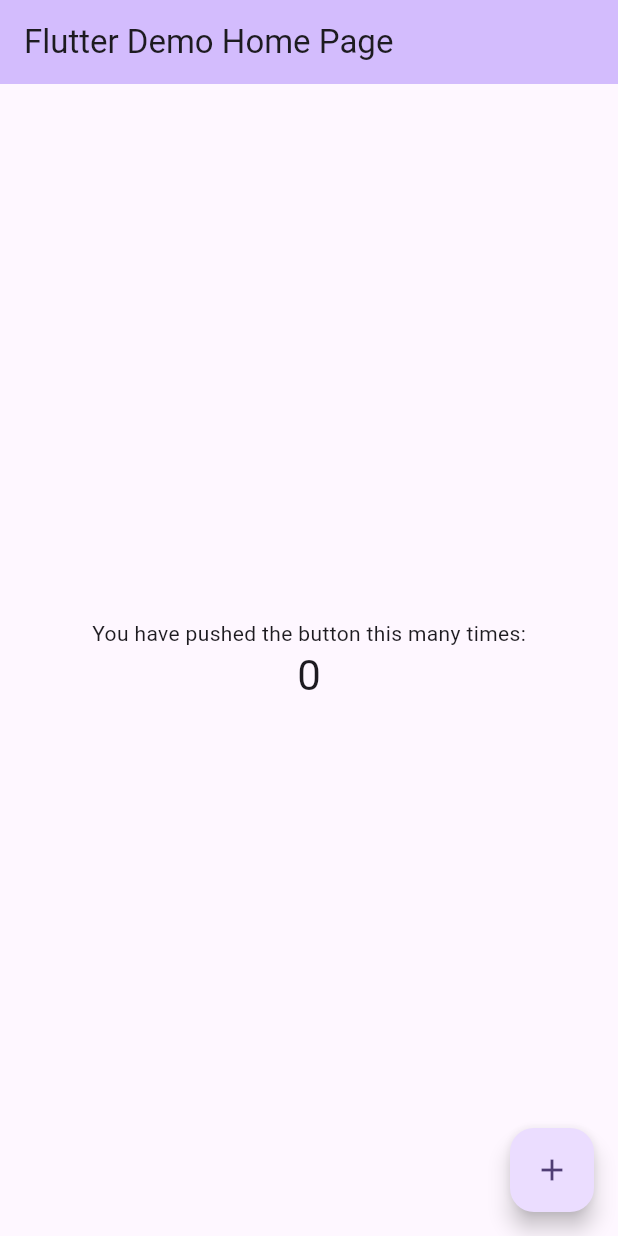
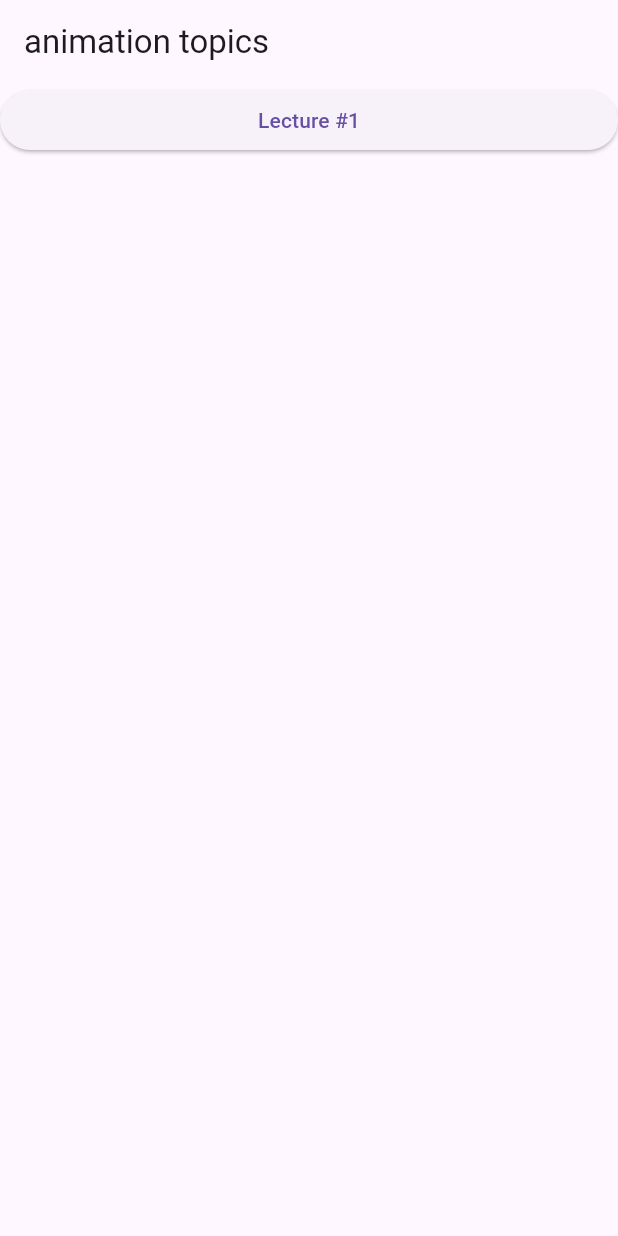
Before and after one commit to salahsaleh1015/Flutter-Animation, a Flutter app: the screen it shows after launch, on a phone screen of 412 x 824 dp. Run offline on Flutter 3.47's test engine with Material 3 defaults, Android fonts, the phone set to English and light mode, and no system bars.

Commit message:
prepare the project

```diff
--- a/lib/main.dart
+++ b/lib/main.dart
@@ -1,4 +1,5 @@
 import 'package:flutter/material.dart';
+import 'package:flutter_animation/test_page.dart';
 
 void main() {
   runApp(const MyApp());
@@ -7,119 +8,34 @@ void main() {
 class MyApp extends StatelessWidget {
   const MyApp({super.key});
 
-  // This widget is the root of your application.
   @override
   Widget build(BuildContext context) {
-    return MaterialApp(
-      title: 'Flutter Demo',
-      theme: ThemeData(
-        // This is the theme of your application.
-        //
-        // TRY THIS: Try running your application with "flutter run". You'll see
-        // the application has a purple toolbar. Then, without quitting the app,
-        // try changing the seedColor in the colorScheme below to Colors.green
-        // and then invoke "hot reload" (save your changes or press the "hot
-        // reload" button in a Flutter-supported IDE, or press "r" if you used
-        // the command line to start the app).
-        //
-        // Notice that the counter didn't reset back to zero; the application
-        // state is not lost during the reload. To reset the state, use hot
-        // restart instead.
-        //
-        // This works for code too, not just values: Most code changes can be
-        // tested with just a hot reload.
-        colorScheme: ColorScheme.fromSeed(seedColor: Colors.deepPurple),
-        useMaterial3: true,
-      ),
-      home: const MyHomePage(title: 'Flutter Demo Home Page'),
+    return const MaterialApp(
+      title: "flutter animation",
+      debugShowCheckedModeBanner: false,
+      home: MainPage(),
     );
   }
 }
-
-class MyHomePage extends StatefulWidget {
-  const MyHomePage({super.key, required this.title});
-
-  // This widget is the home page of your application. It is stateful, meaning
-  // that it has a State object (defined below) that contains fields that affect
-  // how it looks.
-
-  // This class is the configuration for the state. It holds the values (in this
-  // case the title) provided by the parent (in this case the App widget) and
-  // used by the build method of the State. Fields in a Widget subclass are
-  // always marked "final".
-
-  final String title;
-
-  @override
-  State<MyHomePage> createState() => _MyHomePageState();
-}
-
-class _MyHomePageState extends State<MyHomePage> {
-  int _counter = 0;
-
-  void _incrementCounter() {
-    setState(() {
-      // This call to setState tells the Flutter framework that something has
-      // changed in this State, which causes it to rerun the build method below
-      // so that the display can reflect the updated values. If we changed
-      // _counter without calling setState(), then the build method would not be
-      // called again, and so nothing would appear to happen.
-      _counter++;
-    });
-  }
+class MainPage extends StatelessWidget {
+  const MainPage({super.key});
 
   @override
   Widget build(BuildContext context) {
-    // This method is rerun every time setState is called, for instance as done
-    // by the _incrementCounter method above.
-    //
-    // The Flutter framework has been optimized to make rerunning build methods
-    // fast, so that you can just rebuild anything that needs updating rather
-    // than having to individually change instances of widgets.
     return Scaffold(
       appBar: AppBar(
-        // TRY THIS: Try changing the color here to a specific color (to
-        // Colors.amber, perhaps?) and trigger a hot reload to see the AppBar
-        // change color while the other colors stay the same.
-        backgroundColor: Theme.of(context).colorScheme.inversePrimary,
-        // Here we take the value from the MyHomePage object that was created by
-        // the App.build method, and use it to set our appbar title.
-        title: Text(widget.title),
+        title: const Text("animation topics"),
       ),
       body: Center(
-        // Center is a layout widget. It takes a single child and positions it
-        // in the middle of the parent.
-        child: Column(
-          // Column is also a layout widget. It takes a list of children and
-          // arranges them vertically. By default, it sizes itself to fit its
-          // children horizontally, and tries to be as tall as its parent.
-          //
-          // Column has various properties to control how it sizes itself and
-          // how it positions its children. Here we use mainAxisAlignment to
-          // center the children vertically; the main axis here is the vertical
-          // axis because Columns are vertical (the cross axis would be
-          // horizontal).
-          //
-          // TRY THIS: Invoke "debug painting" (choose the "Toggle Debug Paint"
-          // action in the IDE, or press "p" in the console), to see the
-          // wireframe for each widget.
-          mainAxisAlignment: MainAxisAlignment.center,
-          children: <Widget>[
-            const Text(
-              'You have pushed the button this many times:',
-            ),
-            Text(
-              '$_counter',
-              style: Theme.of(context).textTheme.headlineMedium,
-            ),
+        child: ListView(
+          physics: const BouncingScrollPhysics(),
+          children: [
+            ElevatedButton(onPressed: (){
+              Navigator.push(context, MaterialPageRoute(builder: (context)=>const TestPage()));
+            }, child:  const Text("Lecture #1")),
           ],
         ),
       ),
-      floatingActionButton: FloatingActionButton(
-        onPressed: _incrementCounter,
-        tooltip: 'Increment',
-        child: const Icon(Icons.add),
-      ), // This trailing comma makes auto-formatting nicer for build methods.
     );
   }
 }
--- /dev/null
+++ b/lib/test_page.dart
@@ -0,0 +1,18 @@
+
+
+
+  import 'package:flutter/material.dart';
+
+class TestPage extends StatefulWidget {
+    const TestPage({super.key});
+
+    @override
+    State<TestPage> createState() => _TestPageState();
+  }
+
+  class _TestPageState extends State<TestPage> {
+    @override
+    Widget build(BuildContext context) {
+      return const Scaffold();
+    }
+  }
```
